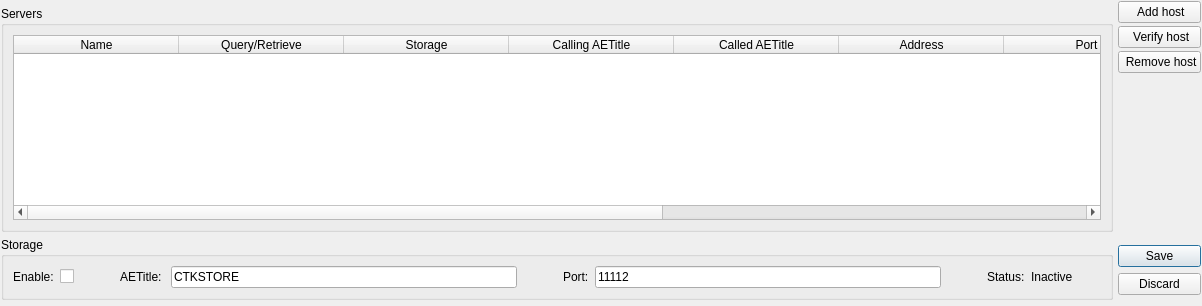
The window that Libs/DICOM/Widgets/Resources/UI/ctkDICOMServerNodeWidget2.ui (commontk/CTK) describes before a commit, drawn with Qt 5.
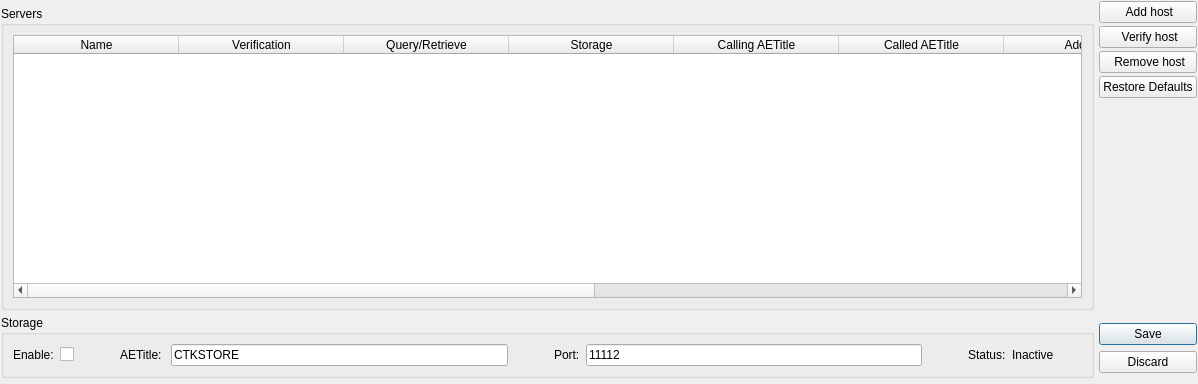
The same window after the commit. Icons and pictures are not drawn. Custom widgets are drawn as their Qt base class.

What changed in the file:
```diff
--- a/Libs/DICOM/Widgets/Resources/UI/ctkDICOMServerNodeWidget2.ui
+++ b/Libs/DICOM/Widgets/Resources/UI/ctkDICOMServerNodeWidget2.ui
@@ -6,8 +6,8 @@
    <rect>
     <x>0</x>
     <y>0</y>
-    <width>1202</width>
-    <height>306</height>
+    <width>1198</width>
+    <height>384</height>
    </rect>
   </property>
   <property name="windowTitle">
@@ -196,7 +196,7 @@
          <enum>Qt::ElideRight</enum>
         </property>
         <property name="columnCount">
-         <number>10</number>
+         <number>11</number>
         </property>
         <attribute name="horizontalHeaderVisible">
          <bool>true</bool>
@@ -230,6 +230,11 @@
           <string>Name</string>
          </property>
         </column>
+        <column>
+         <property name="text">
+          <string>Verification</string>
+         </property>
+        </column>
         <column>
          <property name="text">
           <string>Query/Retrieve</string>
@@ -267,12 +272,12 @@
         </column>
         <column>
          <property name="text">
-          <string>Protocol</string>
+          <string>Retrieve Protocol</string>
          </property>
         </column>
         <column>
          <property name="text">
-          <string>Proxy</string>
+          <string>Retrieve Proxy</string>
          </property>
         </column>
        </widget>
@@ -336,6 +341,17 @@
        </property>
       </widget>
      </item>
+     <item>
+      <widget class="ctkPushButton" name="RestoreDefaultPushButton">
+       <property name="text">
+        <string>Restore Defaults</string>
+       </property>
+       <property name="icon">
+        <iconset resource="ctkDICOMWidget.qrc">
+         <normaloff>:/Icons/reset.svg</normaloff>:/Icons/reset.svg</iconset>
+       </property>
+      </widget>
+     </item>
      <item>
       <spacer name="verticalSpacer_2">
        <property name="orientation">
```
Left out of the diff: 2 changed lines with no effect on the pictures.
